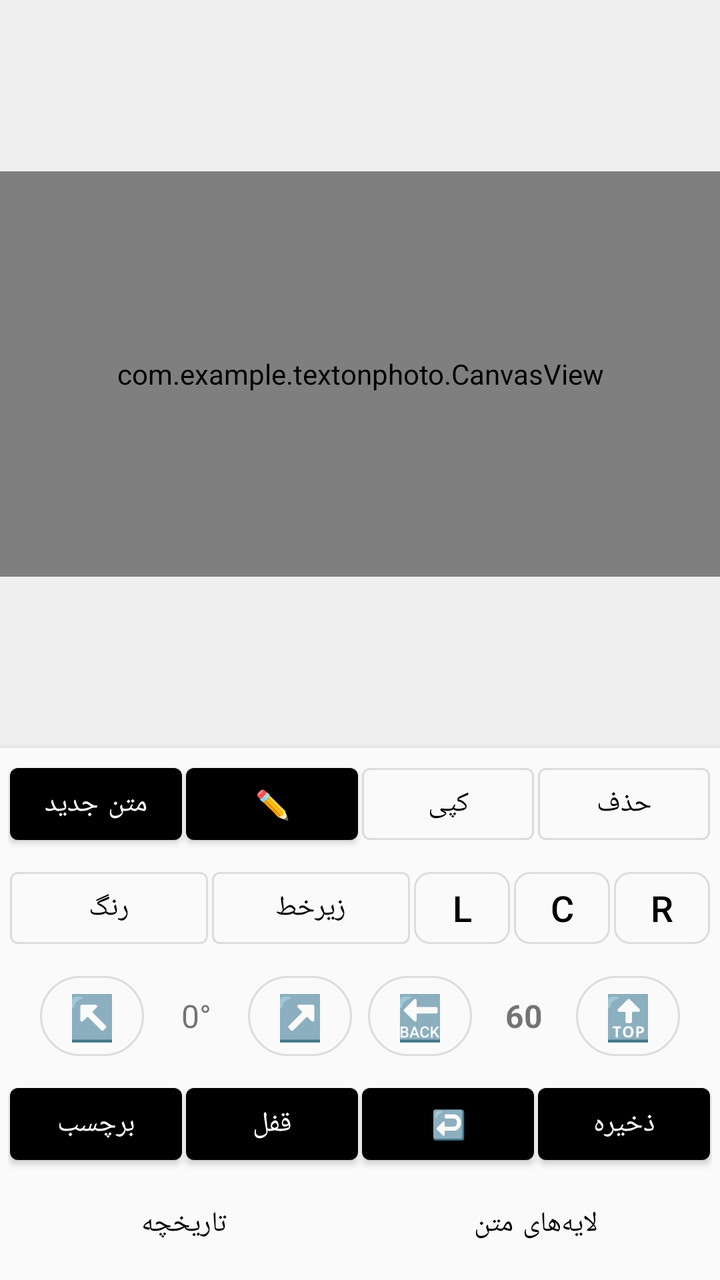
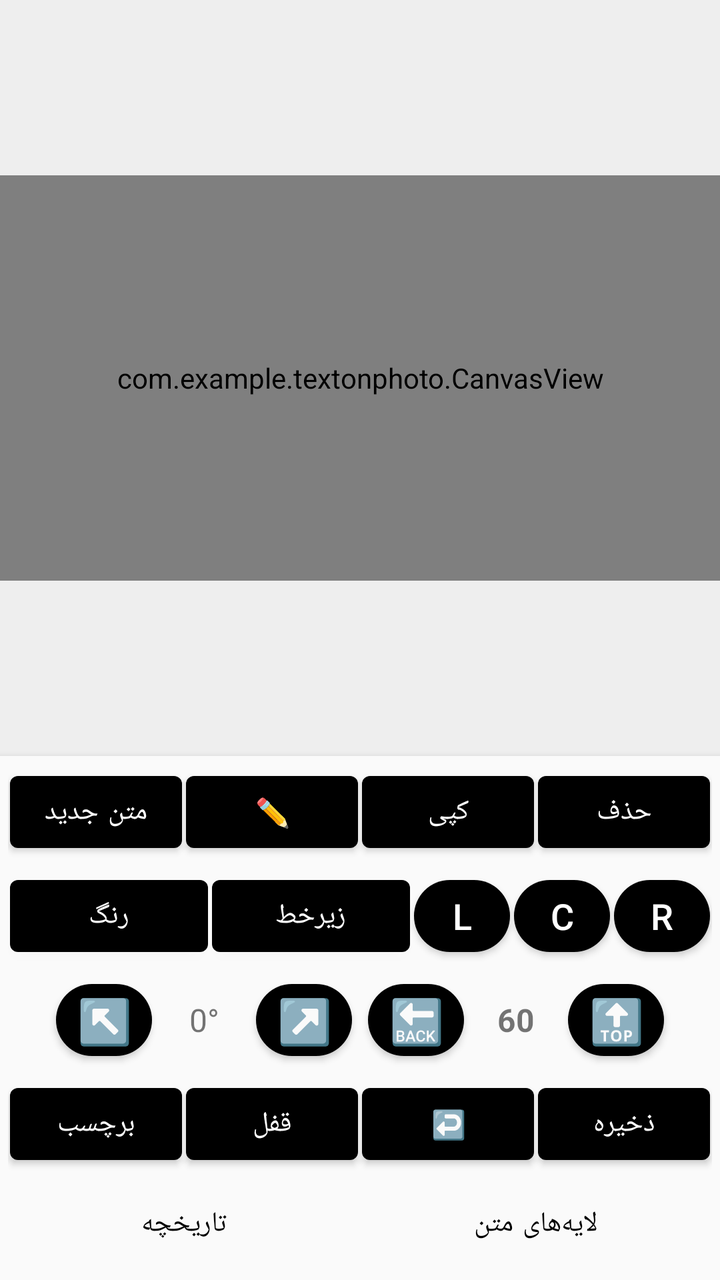

Two renders of the same Android screen: before a commit and after it. Below are the layout's source before the change and the commit's diff.
<!-- AndroidManifest.xml: application theme Theme.TextOnPhoto -->
<!-- res/layout/activity_main.xml -->
<?xml version="1.0" encoding="utf-8"?>
<androidx.constraintlayout.widget.ConstraintLayout xmlns:android="http://schemas.android.com/apk/res/android"
    xmlns:app="http://schemas.android.com/apk/res-auto"
    android:layout_width="match_parent"
    android:layout_height="match_parent"
    android:background="#EEEEEE">

    <FrameLayout
        android:id="@+id/canvasContainer"
        android:layout_width="0dp"
        android:layout_height="0dp"
        app:layout_constraintTop_toTopOf="parent"
        app:layout_constraintBottom_toTopOf="@+id/buttonPanel"
        app:layout_constraintStart_toStartOf="parent"
        app:layout_constraintEnd_toEndOf="parent"
        app:layout_constraintVertical_bias="0.5"
        app:layout_constraintDimensionRatio="16:9">

        <com.example.textonphoto.CanvasView
            android:id="@+id/canvasView"
            android:layout_width="match_parent"
            android:layout_height="match_parent"
            android:background="@android:color/white" />
    </FrameLayout>

    <LinearLayout
        android:id="@+id/buttonPanel"
        android:layout_width="match_parent"
        android:layout_height="wrap_content"
        android:orientation="vertical"
        android:gravity="center_horizontal"
        android:padding="4dp"
        android:background="#FAFAFA"
        android:elevation="4dp"
        app:layout_constraintBottom_toBottomOf="parent">

        
        <LinearLayout
            android:layout_width="match_parent"
            android:layout_height="wrap_content"
            android:gravity="center"
            android:paddingBottom="2dp">

            <com.google.android.material.button.MaterialButton
                android:id="@+id/btnAddText"
                style="@style/Widget.MaterialComponents.Button"
                android:layout_width="0dp" android:layout_height="48dp" android:layout_weight="1"
                android:text="متن جدید" android:textSize="14sp" android:layout_marginHorizontal="1dp" />

            <com.google.android.material.button.MaterialButton
                android:id="@+id/btnEdit"
                style="@style/Widget.MaterialComponents.Button"
                android:layout_width="0dp" android:layout_height="48dp" android:layout_weight="1"
                android:text="✏️" android:textSize="14sp" android:layout_marginHorizontal="1dp" />

            <com.google.android.material.button.MaterialButton
                android:id="@+id/btnCopy"
                style="@style/Widget.MaterialComponents.Button.OutlinedButton"
                android:layout_width="0dp" android:layout_height="48dp" android:layout_weight="1"
                android:text="کپی" android:textSize="14sp" android:layout_marginHorizontal="1dp" />

            <com.google.android.material.button.MaterialButton
                android:id="@+id/btnDelete"
                style="@style/Widget.MaterialComponents.Button.OutlinedButton"
                android:layout_width="0dp" android:layout_height="48dp" android:layout_weight="1"
                android:text="حذف" android:textSize="14sp" android:layout_marginHorizontal="1dp" />
        </LinearLayout>

        
        <LinearLayout
            android:layout_width="match_parent"
            android:layout_height="wrap_content"
            android:gravity="center"
            android:paddingVertical="2dp">

            <com.google.android.material.button.MaterialButton
                android:id="@+id/btnColor"
                style="@style/Widget.MaterialComponents.Button.OutlinedButton"
                android:layout_width="0dp" android:layout_height="48dp" android:layout_weight="1"
                android:text="رنگ" android:textSize="14sp" android:layout_marginHorizontal="1dp" />

            <com.google.android.material.button.MaterialButton
                android:id="@+id/btnStyle"
                style="@style/Widget.MaterialComponents.Button.OutlinedButton"
                android:layout_width="0dp" android:layout_height="48dp" android:layout_weight="1"
                android:text="زیرخط" android:textSize="14sp" android:layout_marginHorizontal="1dp" />

            
            <com.google.android.material.button.MaterialButton
                android:id="@+id/btnAlignLeft"
                style="@style/Widget.MaterialComponents.Button.OutlinedButton"
                android:layout_width="48dp" android:layout_height="48dp"
                android:text="L" android:textSize="18sp" android:layout_marginHorizontal="1dp"
                app:cornerRadius="8dp" />

            <com.google.android.material.button.MaterialButton
                android:id="@+id/btnAlignCenter"
                style="@style/Widget.MaterialComponents.Button.OutlinedButton"
                android:layout_width="48dp" android:layout_height="48dp"
                android:text="C" android:textSize="18sp" android:layout_marginHorizontal="1dp"
                app:cornerRadius="8dp" />

            <com.google.android.material.button.MaterialButton
                android:id="@+id/btnAlignRight"
                style="@style/Widget.MaterialComponents.Button.OutlinedButton"
                android:layout_width="48dp" android:layout_height="48dp"
                android:text="R" android:textSize="18sp" android:layout_marginHorizontal="1dp"
                app:cornerRadius="8dp" />
        </LinearLayout>

        
        <LinearLayout
            android:layout_width="match_parent"
            android:layout_height="wrap_content"
            android:gravity="center"
            android:paddingVertical="2dp">

            <com.google.android.material.button.MaterialButton
                android:id="@+id/btnRotateLeft"
                style="@style/Widget.MaterialComponents.Button.OutlinedButton"
                android:layout_width="52dp" android:layout_height="52dp"
                android:text="↖️" android:textSize="22sp"
                android:layout_marginEnd="2dp" app:cornerRadius="26dp" />

            <TextView
                android:id="@+id/tvRotation"
                android:layout_width="wrap_content" android:layout_height="48dp"
                android:gravity="center" android:minWidth="48dp"
                android:text="0°" android:textSize="16sp" />

            <com.google.android.material.button.MaterialButton
                android:id="@+id/btnRotateRight"
                style="@style/Widget.MaterialComponents.Button.OutlinedButton"
                android:layout_width="52dp" android:layout_height="52dp"
                android:text="↗️" android:textSize="22sp"
                android:layout_marginStart="2dp" app:cornerRadius="26dp" />

            <View android:layout_width="8dp" android:layout_height="0dp" />

            <com.google.android.material.button.MaterialButton
                android:id="@+id/btnZoomOut"
                style="@style/Widget.MaterialComponents.Button.OutlinedButton"
                android:layout_width="52dp" android:layout_height="52dp"
                android:text="🔙" android:textSize="22sp"
                android:layout_marginEnd="2dp" app:cornerRadius="26dp" />

            <TextView
                android:id="@+id/tvSize"
                android:layout_width="wrap_content" android:layout_height="48dp"
                android:gravity="center" android:minWidth="48dp"
                android:text="60" android:textSize="16sp" android:textStyle="bold" />

            <com.google.android.material.button.MaterialButton
                android:id="@+id/btnZoomIn"
                style="@style/Widget.MaterialComponents.Button.OutlinedButton"
                android:layout_width="52dp" android:layout_height="52dp"
                android:text="🔝" android:textSize="22sp"
                android:layout_marginStart="2dp" app:cornerRadius="26dp" />
        </LinearLayout>

        
        <LinearLayout
            android:layout_width="match_parent"
            android:layout_height="wrap_content"
            android:gravity="center"
            android:paddingTop="2dp">

            <com.google.android.material.button.MaterialButton
                android:id="@+id/btnSticker"
                style="@style/Widget.MaterialComponents.Button"
                android:layout_width="0dp" android:layout_height="48dp" android:layout_weight="1"
                android:text="برچسب" android:textSize="14sp" android:layout_marginHorizontal="1dp" />

            <com.google.android.material.button.MaterialButton
                android:id="@+id/btnLock"
                style="@style/Widget.MaterialComponents.Button"
                android:layout_width="0dp" android:layout_height="48dp" android:layout_weight="1"
                android:text="قفل" android:textSize="14sp" android:layout_marginHorizontal="1dp" />

            <com.google.android.material.button.MaterialButton
                android:id="@+id/btnUndo"
                style="@style/Widget.MaterialComponents.Button"
                android:layout_width="0dp" android:layout_height="48dp" android:layout_weight="1"
                android:text="↩️" android:textSize="14sp" android:layout_marginHorizontal="1dp" />

            <com.google.android.material.button.MaterialButton
                android:id="@+id/btnSave"
                style="@style/Widget.MaterialComponents.Button"
                android:layout_width="0dp" android:layout_height="48dp" android:layout_weight="1"
                android:text="ذخیره" android:textSize="14sp" android:layout_marginHorizontal="1dp" />
        </LinearLayout>

        
        <LinearLayout
            android:layout_width="match_parent"
            android:layout_height="wrap_content"
            android:gravity="center"
            android:paddingTop="2dp">

            <com.google.android.material.button.MaterialButton
                android:id="@+id/btnHistory"
                style="@style/Widget.MaterialComponents.Button.TextButton"
                android:layout_width="0dp" android:layout_height="48dp" android:layout_weight="1"
                android:text="تاریخچه" android:textSize="14sp" android:layout_marginHorizontal="1dp" />

            <com.google.android.material.button.MaterialButton
                android:id="@+id/btnTextLayers"
                style="@style/Widget.MaterialComponents.Button.TextButton"
                android:layout_width="0dp" android:layout_height="48dp" android:layout_weight="1"
                android:text="لایه‌های متن" android:textSize="14sp" android:layout_marginHorizontal="1dp" />
        </LinearLayout>
    </LinearLayout>

</androidx.constraintlayout.widget.ConstraintLayout>
<!-- resources referenced by this layout -->
<resources>
  <style name="Theme.TextOnPhoto" parent="Theme.MaterialComponents.DayNight.DarkActionBar">
          <item name="colorPrimary">#000000</item>
          <item name="colorPrimaryVariant">#000000</item>
          <item name="colorOnPrimary">@android:color/white</item>
      </style>
</resources>

<!-- the commit's change to res/layout/activity_main.xml (unified diff, before → after) -->
@@ -55,13 +55,13 @@
 
             <com.google.android.material.button.MaterialButton
                 android:id="@+id/btnCopy"
-                style="@style/Widget.MaterialComponents.Button.OutlinedButton"
+                style="@style/Widget.MaterialComponents.Button"
                 android:layout_width="0dp" android:layout_height="48dp" android:layout_weight="1"
                 android:text="کپی" android:textSize="14sp" android:layout_marginHorizontal="1dp" />
 
             <com.google.android.material.button.MaterialButton
                 android:id="@+id/btnDelete"
-                style="@style/Widget.MaterialComponents.Button.OutlinedButton"
+                style="@style/Widget.MaterialComponents.Button"
                 android:layout_width="0dp" android:layout_height="48dp" android:layout_weight="1"
                 android:text="حذف" android:textSize="14sp" android:layout_marginHorizontal="1dp" />
         </LinearLayout>
@@ -75,37 +75,37 @@
 
             <com.google.android.material.button.MaterialButton
                 android:id="@+id/btnColor"
-                style="@style/Widget.MaterialComponents.Button.OutlinedButton"
+                style="@style/Widget.MaterialComponents.Button"
                 android:layout_width="0dp" android:layout_height="48dp" android:layout_weight="1"
                 android:text="رنگ" android:textSize="14sp" android:layout_marginHorizontal="1dp" />
 
             <com.google.android.material.button.MaterialButton
                 android:id="@+id/btnStyle"
-                style="@style/Widget.MaterialComponents.Button.OutlinedButton"
+                style="@style/Widget.MaterialComponents.Button"
                 android:layout_width="0dp" android:layout_height="48dp" android:layout_weight="1"
                 android:text="زیرخط" android:textSize="14sp" android:layout_marginHorizontal="1dp" />
 
             
             <com.google.android.material.button.MaterialButton
                 android:id="@+id/btnAlignLeft"
-                style="@style/Widget.MaterialComponents.Button.OutlinedButton"
+                style="@style/Widget.MaterialComponents.Button"
                 android:layout_width="48dp" android:layout_height="48dp"
                 android:text="L" android:textSize="18sp" android:layout_marginHorizontal="1dp"
-                app:cornerRadius="8dp" />
+                app:cornerRadius="24dp" android:minWidth="0dp" android:minHeight="0dp" android:padding="0dp" />
 
             <com.google.android.material.button.MaterialButton
                 android:id="@+id/btnAlignCenter"
-                style="@style/Widget.MaterialComponents.Button.OutlinedButton"
+                style="@style/Widget.MaterialComponents.Button"
                 android:layout_width="48dp" android:layout_height="48dp"
                 android:text="C" android:textSize="18sp" android:layout_marginHorizontal="1dp"
-                app:cornerRadius="8dp" />
+                app:cornerRadius="24dp" android:minWidth="0dp" android:minHeight="0dp" android:padding="0dp" />
 
             <com.google.android.material.button.MaterialButton
                 android:id="@+id/btnAlignRight"
-                style="@style/Widget.MaterialComponents.Button.OutlinedButton"
+                style="@style/Widget.MaterialComponents.Button"
                 android:layout_width="48dp" android:layout_height="48dp"
                 android:text="R" android:textSize="18sp" android:layout_marginHorizontal="1dp"
-                app:cornerRadius="8dp" />
+                app:cornerRadius="24dp" android:minWidth="0dp" android:minHeight="0dp" android:padding="0dp" />
         </LinearLayout>
 
         
@@ -117,10 +117,11 @@
 
             <com.google.android.material.button.MaterialButton
                 android:id="@+id/btnRotateLeft"
-                style="@style/Widget.MaterialComponents.Button.OutlinedButton"
-                android:layout_width="52dp" android:layout_height="52dp"
+                style="@style/Widget.MaterialComponents.Button"
+                android:layout_width="48dp" android:layout_height="48dp"
                 android:text="↖️" android:textSize="22sp"
-                android:layout_marginEnd="2dp" app:cornerRadius="26dp" />
+                android:layout_marginEnd="2dp"
+                app:cornerRadius="24dp" android:minWidth="0dp" android:minHeight="0dp" android:padding="0dp" />
 
             <TextView
                 android:id="@+id/tvRotation"
@@ -130,19 +131,21 @@
 
             <com.google.android.material.button.MaterialButton
                 android:id="@+id/btnRotateRight"
-                style="@style/Widget.MaterialComponents.Button.OutlinedButton"
-                android:layout_width="52dp" android:layout_height="52dp"
+                style="@style/Widget.MaterialComponents.Button"
+                android:layout_width="48dp" android:layout_height="48dp"
                 android:text="↗️" android:textSize="22sp"
-                android:layout_marginStart="2dp" app:cornerRadius="26dp" />
+                android:layout_marginStart="2dp"
+                app:cornerRadius="24dp" android:minWidth="0dp" android:minHeight="0dp" android:padding="0dp" />
 
             <View android:layout_width="8dp" android:layout_height="0dp" />
 
             <com.google.android.material.button.MaterialButton
                 android:id="@+id/btnZoomOut"
-                style="@style/Widget.MaterialComponents.Button.OutlinedButton"
-                android:layout_width="52dp" android:layout_height="52dp"
+                style="@style/Widget.MaterialComponents.Button"
+                android:layout_width="48dp" android:layout_height="48dp"
                 android:text="🔙" android:textSize="22sp"
-                android:layout_marginEnd="2dp" app:cornerRadius="26dp" />
+                android:layout_marginEnd="2dp"
+                app:cornerRadius="24dp" android:minWidth="0dp" android:minHeight="0dp" android:padding="0dp" />
 
             <TextView
                 android:id="@+id/tvSize"
@@ -152,10 +155,11 @@
 
             <com.google.android.material.button.MaterialButton
                 android:id="@+id/btnZoomIn"
-                style="@style/Widget.MaterialComponents.Button.OutlinedButton"
-                android:layout_width="52dp" android:layout_height="52dp"
+                style="@style/Widget.MaterialComponents.Button"
+                android:layout_width="48dp" android:layout_height="48dp"
                 android:text="🔝" android:textSize="22sp"
-                android:layout_marginStart="2dp" app:cornerRadius="26dp" />
+                android:layout_marginStart="2dp"
+                app:cornerRadius="24dp" android:minWidth="0dp" android:minHeight="0dp" android:padding="0dp" />
         </LinearLayout>
 
         
